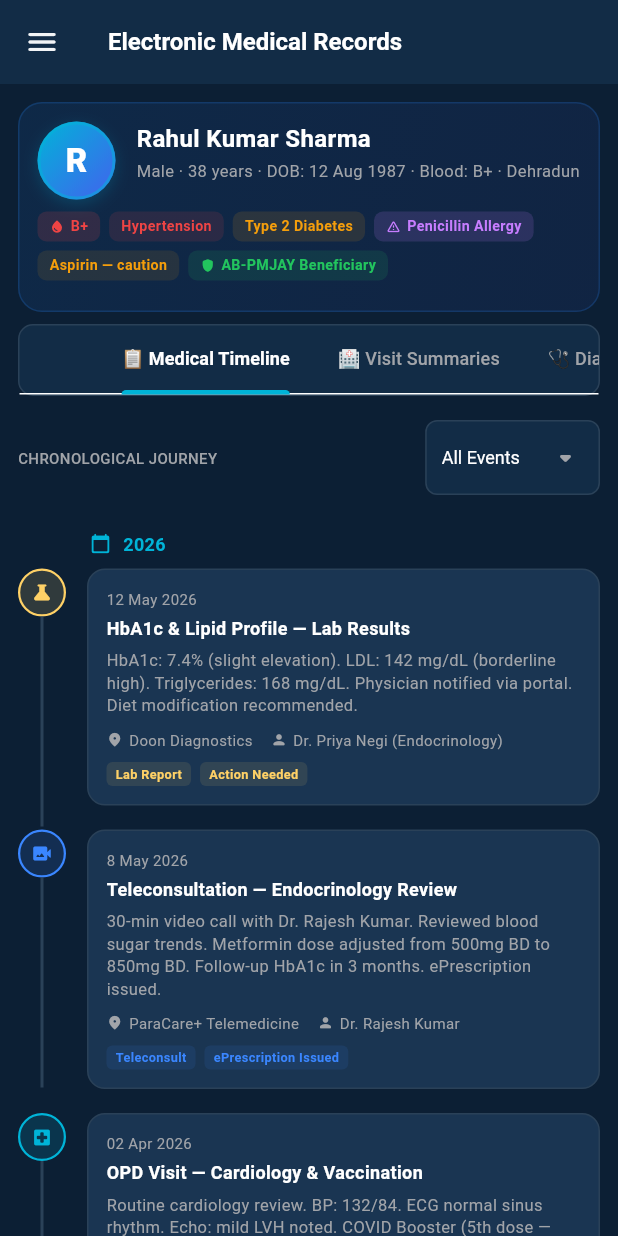
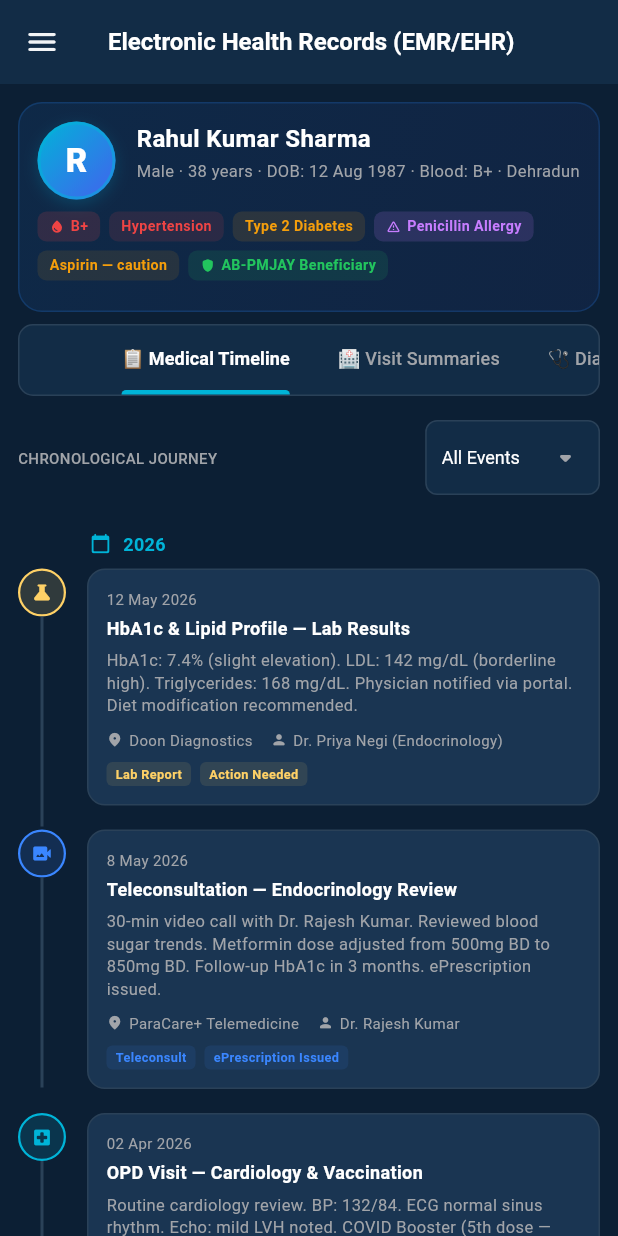
Before and after one commit to sahil-mobile-dev/ParaCarePlus, a Flutter app: the PatientEMRScreen screen opened by its route, on a phone screen of 412 x 824 dp. Run offline on Flutter 3.47's test engine with Material 3 defaults, Android fonts, the phone set to English and light mode, and no system bars; our stand-ins replace dio, fl_chart, flutter_riverpod, flutter_screenutil, freezed_annotation, go_router and 1 more; generated files the repository leaves out were written again; Roboto replaces fonts that are missing (Outfit).

```diff
--- a/lib/features/patient/view/portal/patient_emr_screen.dart
+++ b/lib/features/patient/view/portal/patient_emr_screen.dart
@@ -33,7 +33,7 @@ class PatientEMRScreen extends ConsumerWidget {
           backgroundColor: AppColors.surface,
           elevation: 0,
           title: const Text(
-            'Electronic Medical Records',
+            'Electronic Health Records (EMR/EHR)',
             style: TextStyle(
               color: Colors.white,
               fontWeight: FontWeight.bold,
@@ -78,6 +78,7 @@ class PatientEMRScreen extends ConsumerWidget {
                             fontSize: 12,
                             fontWeight: FontWeight.bold,
                           ),
+                          dividerHeight: 0,
                           unselectedLabelStyle: TextStyle(
                             fontSize: 12,
                             fontWeight: FontWeight.w500,
```
